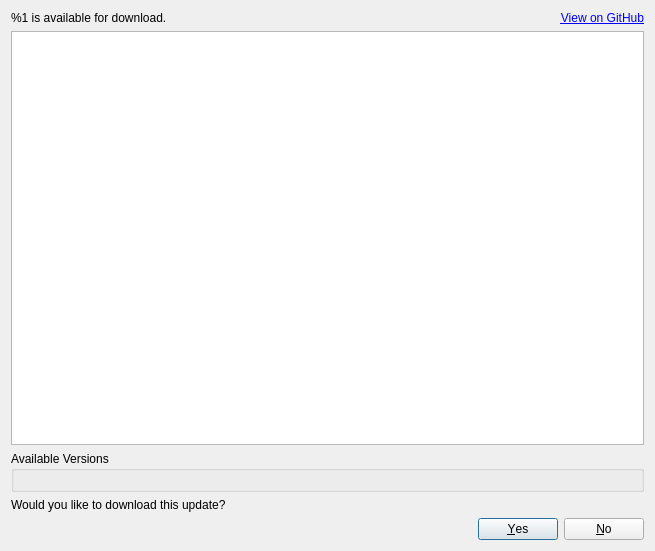
The window that src/veshiru/updater/update_dialog.ui (2archiver/Veshiru) describes before a commit, drawn with Qt 5.
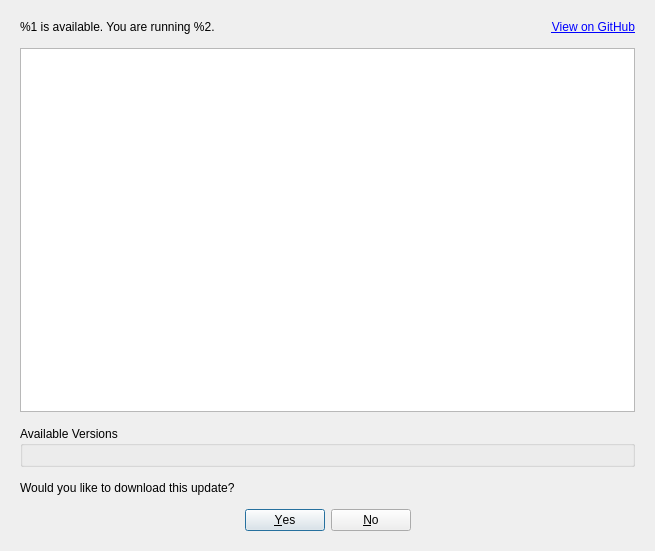
The same window after the commit.

Diff of the .ui file:
```diff
--- a/src/veshiru/updater/update_dialog.ui
+++ b/src/veshiru/updater/update_dialog.ui
@@ -14,6 +14,24 @@
    <string>Update Available</string>
   </property>
   <layout class="QGridLayout" name="gridLayout">
+   <property name="leftMargin">
+    <number>20</number>
+   </property>
+   <property name="topMargin">
+    <number>20</number>
+   </property>
+   <property name="rightMargin">
+    <number>20</number>
+   </property>
+   <property name="bottomMargin">
+    <number>20</number>
+   </property>
+   <property name="horizontalSpacing">
+    <number>12</number>
+   </property>
+   <property name="verticalSpacing">
+    <number>14</number>
+   </property>
    <item row="0" column="1">
     <widget class="QLabel" name="url">
      <property name="text">
@@ -42,6 +60,9 @@
      <property name="standardButtons">
       <set>QDialogButtonBox::StandardButton::No|QDialogButtonBox::StandardButton::Yes</set>
      </property>
+     <property name="centerButtons">
+      <bool>true</bool>
+     </property>
     </widget>
    </item>
    <item row="2" column="0" colspan="2">
@@ -55,7 +76,7 @@
    <item row="0" column="0">
     <widget class="QLabel" name="version">
      <property name="text">
-      <string>%1 is available for download.</string>
+      <string>%1 is available. You are running %2.</string>
      </property>
     </widget>
    </item>
```
